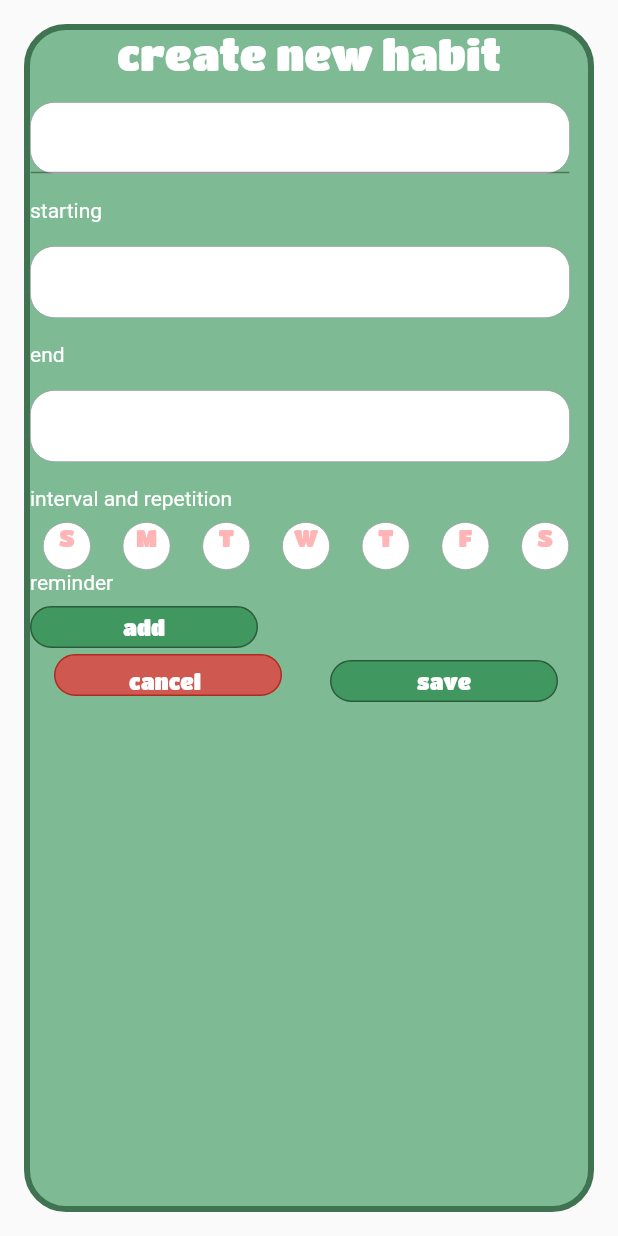
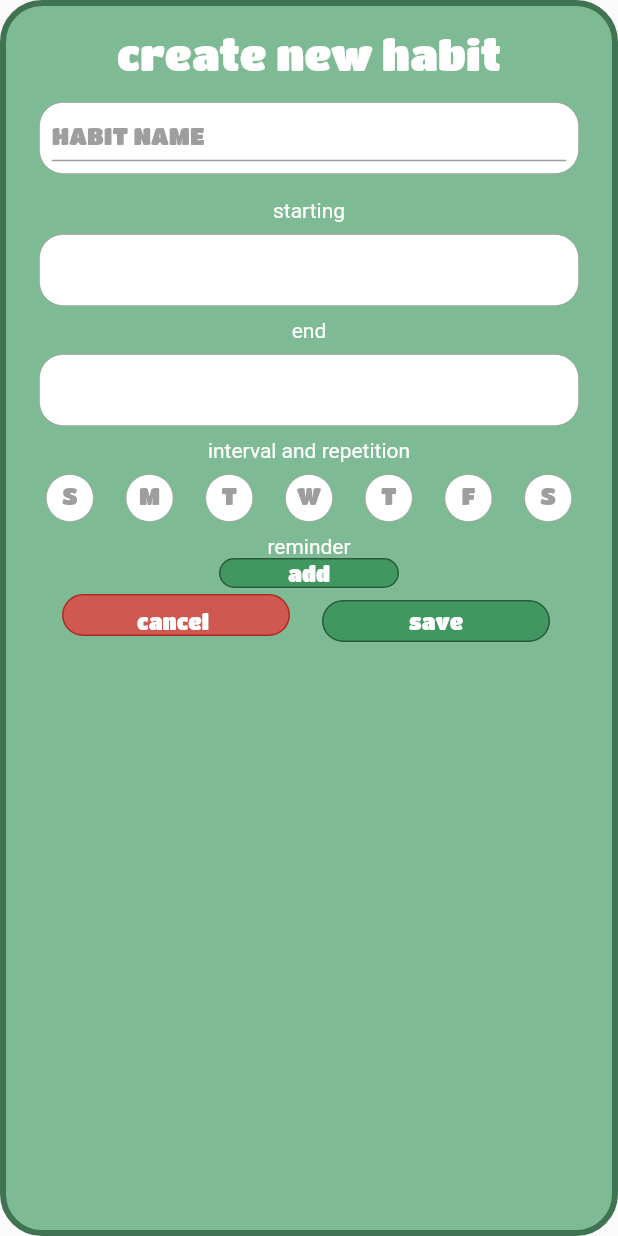
Before and after one commit to dwitayani/habitude, a Flutter app: the FormTambahScreen screen opened by its route, on a phone screen of 412 x 824 dp. Run offline on Flutter 3.47's test engine with Material 2 defaults, Android fonts, the phone set to English and light mode, and no system bars; our stand-ins replace cloud_firestore, firebase_core, flutter_slidable; accounts and stored records are empty; Roboto replaces fonts that are missing (TitiliumWeb).

Commit message:
[mapping]

```diff
--- a/lib/screens/form_tambah/formtambah_screen.dart
+++ b/lib/screens/form_tambah/formtambah_screen.dart
@@ -19,11 +19,13 @@ class _FormTambahScreenState extends State<FormTambahScreen> {
   @override
   Widget build(BuildContext context) {
     return Scaffold(
-      body: Center(
+      body: SingleChildScrollView(
         child: Container(
-          width: 500, // 98% lebar layar
-          height: 800,
-          margin: const EdgeInsets.all(16.0),
+          // alignment: Alignment.center,
+          width: MediaQuery.of(context).size.width,
+          height: MediaQuery.of(context).size.height,
+          // margin: const EdgeInsets.all(16.0),
+          padding: EdgeInsets.all(16),
           decoration: BoxDecoration(
             color: const Color.fromARGB(255, 126, 187, 148),
             borderRadius: BorderRadius.circular(28),
@@ -31,7 +33,7 @@ class _FormTambahScreenState extends State<FormTambahScreen> {
                 color: const Color.fromARGB(255, 64, 115, 82), width: 4),
           ),
           child: Column(
-            crossAxisAlignment: CrossAxisAlignment.start,
+            crossAxisAlignment: CrossAxisAlignment.center,
             children: [
               const Center(
                 child: Text(
@@ -45,9 +47,16 @@ class _FormTambahScreenState extends State<FormTambahScreen> {
               ),
               Container(
                 child: TextField(
+                  decoration: InputDecoration(
+                      hintText: "HABIT NAME",
+                      hintStyle: TextStyle(
+                          fontSize: 16,
+                          color: Colors.grey,
+                          fontFamily: 'TitanOne')),
                   controller: judulController,
                 ),
-                margin: const EdgeInsets.only(top: 16, bottom: 16),
+                margin: EdgeInsets.symmetric(vertical: 16),
+                padding: EdgeInsets.all(8),
                 width: 360,
                 height: 48,
                 decoration: BoxDecoration(
@@ -79,7 +88,15 @@ class _FormTambahScreenState extends State<FormTambahScreen> {
                   child: Text(interval != null
                       ? DateFormat("dd-MM-yyyy").format(interval!.start)
                       : ""),
-                  margin: const EdgeInsets.only(top: 16, bottom: 16),
+                  // decoration: InputDecoration(
+                  //     hintText: "HABIT NAME",
+                  //     hintStyle: TextStyle(
+                  //         fontSize: 16,
+                  //         color: Colors.grey,
+                  //         fontFamily: 'TitanOne')),
+                  // margin: EdgeInsets.all(16),
+                  padding: EdgeInsets.all(8),
+                  margin: EdgeInsets.symmetric(vertical: 8),
                   width: 360,
                   height: 48,
                   decoration: BoxDecoration(
@@ -113,7 +130,9 @@ class _FormTambahScreenState extends State<FormTambahScreen> {
                   child: Text(interval != null
                       ? DateFormat("dd-MM-yyyy").format(interval!.end)
                       : ""),
-                  margin: const EdgeInsets.only(top: 16, bottom: 16),
+                  // margin: EdgeInsets.all(16),
+                  padding: EdgeInsets.all(16),
+                  margin: EdgeInsets.symmetric(vertical: 8),
                   // padding: const EdgeInsets.all(5),
                   width: 360,
                   height: 48,
@@ -159,15 +178,15 @@ class _FormTambahScreenState extends State<FormTambahScreen> {
                       setState(() {});
                     },
                     child: Container(
-                      margin: const EdgeInsets.only(top: 8.0, right: 4.0),
+                      // margin: EdgeInsets.all(16),
+                      padding: EdgeInsets.all(4),
+                      margin: EdgeInsets.symmetric(vertical: 8),
                       // padding: const EdgeInsets.all(5),
                       width: 32,
                       height: 32,
                       decoration: BoxDecoration(
                         shape: BoxShape.circle,
-                        color: isScheduled
-                            ? const Color.fromARGB(255, 255, 181, 181)
-                            : Colors.white,
+                        color: isScheduled ? Colors.grey : Colors.white,
                         border: Border.all(
                           color: Colors.grey,
                           width: 0.5,
@@ -178,9 +197,7 @@ class _FormTambahScreenState extends State<FormTambahScreen> {
                         style: TextStyle(
                           fontSize: 16,
                           fontFamily: 'TitanOne',
-                          color: !isScheduled
-                              ? const Color.fromARGB(255, 255, 181, 181)
-                              : Colors.white,
+                          color: !isScheduled ? Colors.grey : Colors.white,
                         ),
                         textAlign: TextAlign.center,
                       ),
@@ -200,6 +217,7 @@ class _FormTambahScreenState extends State<FormTambahScreen> {
                 return Row(
                   children: [
                     Container(
+                      margin: EdgeInsets.all(8),
                       child: Text(reminder[index]),
                       width: 160,
                       height: 32,
@@ -237,9 +255,9 @@ class _FormTambahScreenState extends State<FormTambahScreen> {
                 },
                 child: Container(
                   alignment: Alignment.center,
-                  margin: const EdgeInsets.only(top: 8.0, right: 4.0),
-                  height: 28,
-                  width: 152,
+                  // margin: const EdgeInsets.only(top: 8.0, right: 4.0),
+                  height: 20,
+                  width: 120,
                   decoration: BoxDecoration(
                     color: Color.fromARGB(255, 64, 152, 96),
                     borderRadius: BorderRadius.circular(16),
@@ -255,7 +273,7 @@ class _FormTambahScreenState extends State<FormTambahScreen> {
                 ),
               ),
               Row(
-                mainAxisAlignment: MainAxisAlignment.spaceAround,
+                mainAxisAlignment: MainAxisAlignment.spaceEvenly,
                 children: [
                   InkWell(
                     onTap: () {
@@ -325,7 +343,7 @@ class _FormTambahScreenState extends State<FormTambahScreen> {
                           }
                         });
                         ScaffoldMessenger.of(context).showSnackBar(SnackBar(
-                          content: Text('data berhasil ditambah'),
+                          content: Text('habit successfully added'),
                           duration: Duration(seconds: 2),
                         ));
                         Navigator.pop(context);
--- a/lib/screens/mapping/mapping_screen.dart
+++ b/lib/screens/mapping/mapping_screen.dart
@@ -1,6 +1,5 @@
 import 'package:cloud_firestore/cloud_firestore.dart';
 import 'package:flutter/material.dart';
-
 import '../../widgets/habit_widget.dart';
 // import 'package:syncfusion_flutter_charts/charts.dart';
 // import 'package:carousel_slider/carousel_slider.dart';
--- a/lib/screens/tasklist/tasklist_screen.dart
+++ b/lib/screens/tasklist/tasklist_screen.dart
@@ -84,6 +84,10 @@ class TasklistScreen extends StatelessWidget {
                   ),
                   Container(
                     child: TextField(
+                      decoration: InputDecoration(
+                    hintText: "TASK NAME",
+                    hintStyle: TextStyle(fontSize: 16, color: Colors.grey, fontFamily: 'TitanOne')
+                  ),
                       // controller: judulController,
                     ),
                     margin: EdgeInsets.all(12),
--- a/lib/widgets/habit_widget.dart
+++ b/lib/widgets/habit_widget.dart
@@ -163,7 +163,7 @@ class _HabitWidgetState extends State<HabitWidget> {
                                             .showSnackBar(
                                           SnackBar(
                                             content:
-                                                Text('data berhasil diedit'),
+                                                Text('habit successfully deleted'),
                                             duration: Duration(seconds: 2),
                                           ),
                                         );
@@ -337,6 +337,12 @@ class _HabitWidgetState extends State<HabitWidget> {
                                     {'key': map['key'], 'value': false}
                                   ])
                                 });
+                                ScaffoldMessenger.of(context)
+                                    .showSnackBar(SnackBar(
+                                  content:
+                                      Text('anda telah melewatkan habit anda'),
+                                  duration: Duration(seconds: 2),
+                                ));
                               },
                               child: Row(
                                 children: [
@@ -367,6 +373,11 @@ class _HabitWidgetState extends State<HabitWidget> {
                                     {'key': map['key'], 'value': true}
                                   ])
                                 });
+                                ScaffoldMessenger.of(context)
+                                    .showSnackBar(SnackBar(
+                                  content: Text('anda telah melakukan habit'),
+                                  duration: Duration(seconds: 2),
+                                ));
                               },
                               child: Row(
                                 children: [
```
Also changed, not shown: lib/Dialog/edithabit_dialog.dart (+6 -21 lines), lib/widgets/tasklist_widget.dart (+18 -2 lines).
